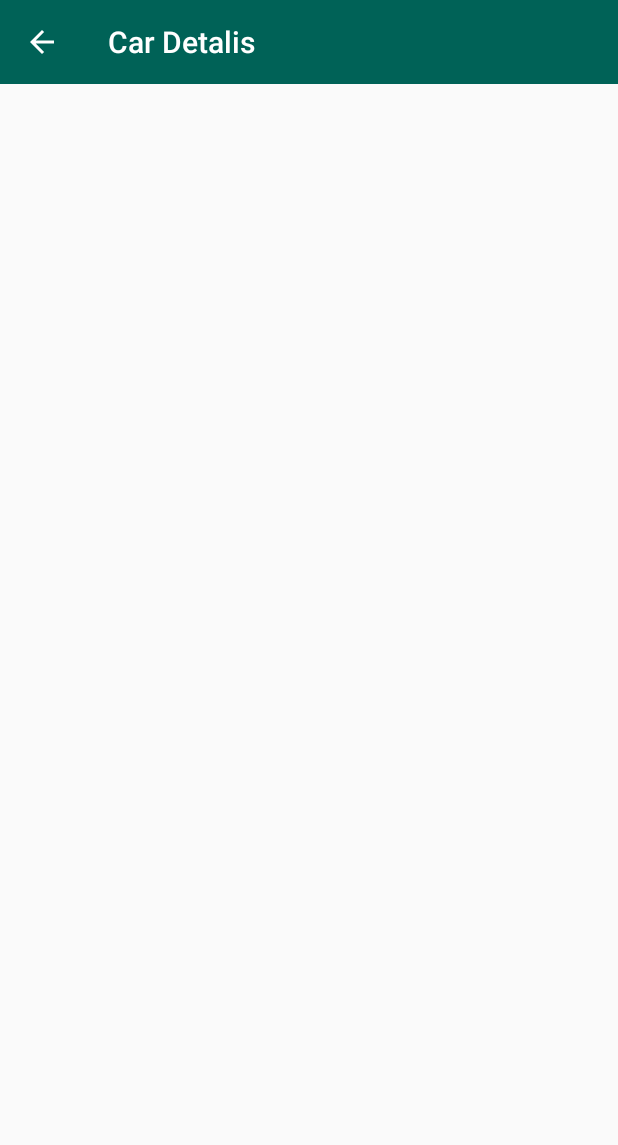
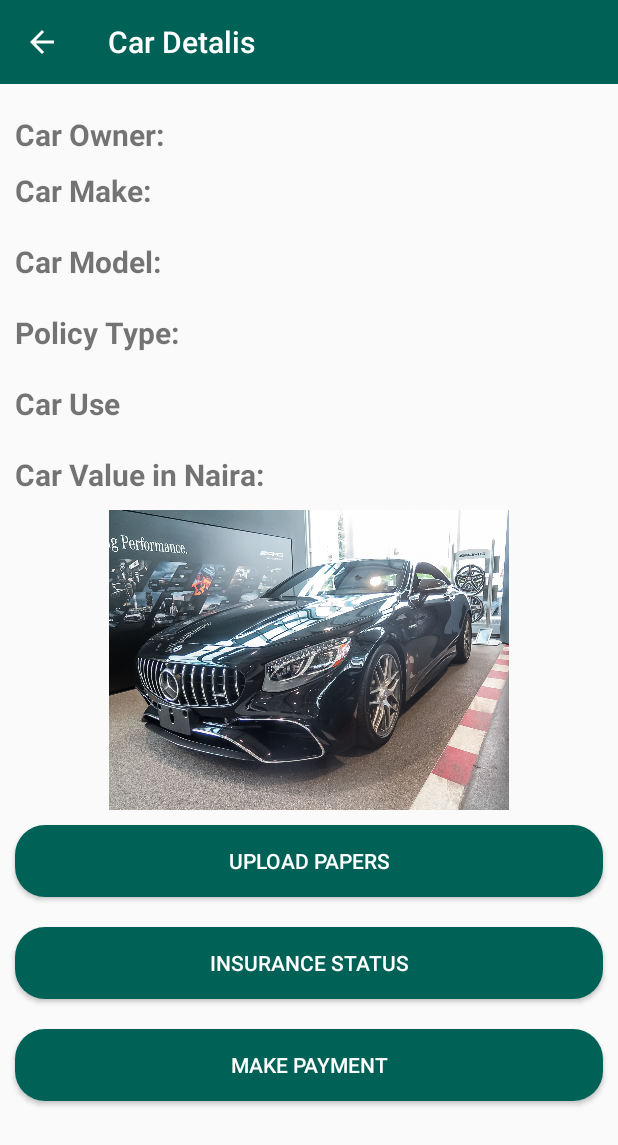
Before and after one commit to raymondDangdat/AutoInsurance, an Android app: the InsuredCarsDetails screen opened directly, with no data from a screen before it, on a phone screen of 412 x 824 dp. Shown: the top 1145 px of the screen. Run offline under Robolectric (Android 15) with nearby library versions, the phone set to English and light mode, and no system bars; our stand-ins replace Firebase (no records; nobody signed in at launch, a user with empty details on screens opened directly), Picasso; 1 statement that could not run was skipped.

Commit message:
Added Modules

```diff
--- a/app/src/main/java/comq/example/raymond/autoinsurance/InsuranceApplications.java
+++ b/app/src/main/java/comq/example/raymond/autoinsurance/InsuranceApplications.java
@@ -2,6 +2,7 @@ package comq.example.raymond.autoinsurance;
 
 import android.app.ProgressDialog;
 import android.content.DialogInterface;
+import android.content.Intent;
 import android.support.annotation.NonNull;
 import android.support.design.widget.FloatingActionButton;
 import android.support.v7.app.AlertDialog;
@@ -128,6 +129,10 @@ public class InsuranceApplications extends AppCompatActivity {
                     @Override
                     public void onClick(View view, int position, boolean isLongClick) {
 
+                        //get crime id to new activity
+                        Intent carDetail = new Intent(InsuranceApplications.this, AdminInsuranceApplicationDetails.class);
+                        carDetail.putExtra("carId", adapter.getRef(position).getKey());
+                        startActivity(carDetail);
                     }
                 });
 
--- a/app/src/main/java/comq/example/raymond/autoinsurance/InsuredCarsDetails.java
+++ b/app/src/main/java/comq/example/raymond/autoinsurance/InsuredCarsDetails.java
@@ -1,11 +1,33 @@
 package comq.example.raymond.autoinsurance;
 
+import android.provider.MediaStore;
 import android.support.v7.app.AppCompatActivity;
 import android.os.Bundle;
 import android.support.v7.widget.Toolbar;
+import android.view.View;
+import android.widget.Button;
+import android.widget.ImageView;
+import android.widget.TextView;
+
+import com.google.firebase.database.DataSnapshot;
+import com.google.firebase.database.DatabaseError;
+import com.google.firebase.database.DatabaseReference;
+import com.google.firebase.database.FirebaseDatabase;
+import com.google.firebase.database.ValueEventListener;
+import com.squareup.picasso.Picasso;
+
+import comq.example.raymond.autoinsurance.Model.RegisterCarModel;
 
 public class InsuredCarsDetails extends AppCompatActivity {
     private Toolbar insuredCarsToolBar;
+
+    private DatabaseReference cars;
+
+    private TextView txt_car_owner, txt_car_make, txt_policy_type, txt_car_model, txt_use, txt_car_cost;
+    private Button btn_upload_papers, btn_status, btn_make_payment;
+    private ImageView car_picture;
+
+    private String carId = "";
 
     @Override
     protected void onCreate(Bundle savedInstanceState) {
@@ -13,11 +35,74 @@ public class InsuredCarsDetails extends AppCompatActivity {
         setContentView(R.layout.activity_insured_cars_details);
 
 
+        cars = FirebaseDatabase.getInstance().getReference().child("autoInsurance").child("cars");
         //initialize toolBar
         insuredCarsToolBar = findViewById(R.id.insured_cars_detalis_toolbar);
         setSupportActionBar(insuredCarsToolBar);
         getSupportActionBar().setDisplayHomeAsUpEnabled(true);
         getSupportActionBar().setDisplayShowHomeEnabled(true);
         getSupportActionBar().setTitle("Car Detalis");
+
+        txt_car_owner = findViewById(R.id.txt_car_owner);
+        txt_car_make = findViewById(R.id.txt_car_make);
+        txt_car_model = findViewById(R.id.txt_car_model);
+        txt_policy_type = findViewById(R.id.txt_policy_type);
+        txt_use = findViewById(R.id.txt_car_use);
+        txt_car_cost = findViewById(R.id.txt_car_value);
+        btn_upload_papers = findViewById(R.id.btn_upload_papers);
+        btn_make_payment = findViewById(R.id.btn_make_payment);
+        btn_status = findViewById(R.id.btn_status);
+        car_picture = findViewById(R.id.img_car_image);
+
+
+
+        //get crime id from Intent
+        if (getIntent() != null){
+            carId = getIntent().getStringExtra("carId");
+
+            if (!carId.isEmpty()){
+                getCarDetail(carId);
+            }
+
+        }
+
+
+
+    }
+
+    private void getCarDetail(String carId) {
+        cars.child(carId).addValueEventListener(new ValueEventListener() {
+            @Override
+            public void onDataChange(DataSnapshot dataSnapshot) {
+                RegisterCarModel registerCarModel = dataSnapshot.getValue(RegisterCarModel.class);
+                txt_car_cost.setText("Value of car in Naira: " + registerCarModel.getValue());
+                txt_car_make.setText("Car Make: " + registerCarModel.getMake());
+                txt_car_model.setText("Car Model: " + registerCarModel.getModel());
+                txt_car_owner.setText("Car Owner: " + registerCarModel.getfName() + " " + registerCarModel.getlName());
+                txt_use.setText("Car Use: " + registerCarModel.getUse());
+
+                final String papers_url = registerCarModel.getPapers().toString();
+                btn_status.setText("Status: " + registerCarModel.getStatus());
+
+                if (papers_url.equals("NULL")){
+
+                    btn_make_payment.setVisibility(View.GONE);
+                    btn_upload_papers.setVisibility(View.VISIBLE);
+                }else {
+                    btn_upload_papers.setVisibility(View.GONE);
+                    btn_make_payment.setVisibility(View.VISIBLE);
+                }
+
+                Picasso.get().load(registerCarModel.getCar_pic()).placeholder(R.drawable.benz).into(car_picture);
+            }
+
+            @Override
+            public void onCancelled(DatabaseError databaseError) {
+
+            }
+        });
+
+
+
     }
 }
--- a/app/src/main/res/layout/activity_insurance_applications.xml
+++ b/app/src/main/res/layout/activity_insurance_applications.xml
@@ -19,7 +19,6 @@
         android:layout_width="match_parent"
         android:layout_height="match_parent"
         android:layout_below="@+id/insurance_applications_toolbar">
-
     </android.support.v7.widget.RecyclerView>
 
 
--- a/app/src/main/res/layout/activity_insured_cars_details.xml
+++ b/app/src/main/res/layout/activity_insured_cars_details.xml
@@ -1,5 +1,5 @@
 <?xml version="1.0" encoding="utf-8"?>
-<LinearLayout
+<ScrollView
     xmlns:android="http://schemas.android.com/apk/res/android"
     xmlns:app="http://schemas.android.com/apk/res-auto"
     xmlns:tools="http://schemas.android.com/tools"
@@ -7,10 +7,101 @@
     android:layout_height="match_parent"
     android:orientation="vertical"
     tools:context=".InsuredCarsDetails">
+<LinearLayout
+    android:layout_width="match_parent"
+    android:layout_height="match_parent"
+    android:orientation="vertical">
 
     <include
         layout="@layout/app_bar_layout"
         android:id="@+id/insured_cars_detalis_toolbar"/>
+    <TextView
+        android:id="@+id/txt_car_owner"
+        android:layout_marginTop="20dp"
+        android:layout_marginLeft="10dp"
+        android:layout_width="match_parent"
+        android:layout_height="wrap_content"
+        android:text="Car Owner:"
+        android:textStyle="bold"
+        android:textSize="20sp"/>
 
+    <TextView
+        android:id="@+id/txt_car_make"
+        android:layout_margin="10dp"
+        android:layout_width="match_parent"
+        android:layout_height="wrap_content"
+        android:text="Car Make:"
+        android:textStyle="bold"
+        android:textSize="20sp"/>
 
+    <TextView
+        android:id="@+id/txt_car_model"
+        android:layout_margin="10dp"
+        android:layout_width="match_parent"
+        android:layout_height="wrap_content"
+        android:text="Car Model:"
+        android:textStyle="bold"
+        android:textSize="20sp"/>
+
+    <TextView
+        android:id="@+id/txt_policy_type"
+        android:layout_margin="10dp"
+        android:layout_width="match_parent"
+        android:layout_height="wrap_content"
+        android:text="Policy Type:"
+        android:textStyle="bold"
+        android:textSize="20sp"/>
+
+    <TextView
+        android:id="@+id/txt_car_use"
+        android:layout_margin="10dp"
+        android:layout_width="match_parent"
+        android:layout_height="wrap_content"
+        android:text="Car Use"
+        android:textStyle="bold"
+        android:textSize="20sp"/>
+
+    <TextView
+        android:id="@+id/txt_car_value"
+        android:layout_margin="10dp"
+        android:layout_width="match_parent"
+        android:layout_height="wrap_content"
+        android:text="Car Value in Naira:"
+        android:textStyle="bold"
+        android:textSize="20sp"/>
+
+    <ImageView
+        android:id="@+id/img_car_image"
+        android:layout_width="wrap_content"
+        android:layout_height="200dp"
+        android:src="@drawable/benz"/>
+
+    <Button
+        android:id="@+id/btn_upload_papers"
+        android:layout_width="match_parent"
+        android:layout_height="wrap_content"
+        android:text="Upload Papers"
+        android:textColor="@android:color/white"
+        android:layout_margin="10dp"
+        android:background="@drawable/rounded_button"/>
+
+    <Button
+        android:id="@+id/btn_status"
+        android:layout_width="match_parent"
+        android:layout_height="wrap_content"
+        android:text="Insurance Status"
+        android:textColor="@android:color/white"
+        android:layout_margin="10dp"
+        android:background="@drawable/rounded_button"/>
+
+    <Button
+        android:id="@+id/btn_make_payment"
+        android:layout_width="match_parent"
+        android:layout_height="wrap_content"
+        android:text="Make Payment"
+        android:textColor="@android:color/white"
+        android:layout_margin="10dp"
+        android:background="@drawable/rounded_button"/>
 </LinearLayout>
+
+</ScrollView>
```
Also changed, not shown: app/src/main/AndroidManifest.xml (+7 -4 lines), app/src/main/java/comq/example/raymond/autoinsurance/AdminHome.java (+8 -8 lines), app/src/main/java/comq/example/raymond/autoinsurance/AdminInsuranceApplicationDetails.java (added, +13 -0 lines), app/src/main/java/comq/example/raymond/autoinsurance/CustomerCare.java (+190 -0 lines), app/src/main/java/comq/example/raymond/autoinsurance/Model/MessageModel.java (added, +48 -0 lines), app/src/main/java/comq/example/raymond/autoinsurance/Model/RegisterCarModel.java (+26 -4 lines), app/src/main/java/comq/example/raymond/autoinsurance/RegisterCar.java (+9 -3 lines), app/src/main/java/comq/example/raymond/autoinsurance/UserHome.java (+9 -9 lines), app/src/main/res/layout/activity_admin_insurance_application_details.xml (added, +9 -0 lines), app/src/main/res/layout/activity_customer_care.xml (+45 -9 lines), app/src/main/res/layout/activity_register_car.xml (+18 -8 lines), app/src/main/res/layout/app_bar_admin_home.xml (+7 -7 lines), app/src/main/res/layout/app_bar_user_home.xml (+7 -7 lines), app/src/main/res/layout/customer_complaint_layout.xml (added, +49 -0 lines).
